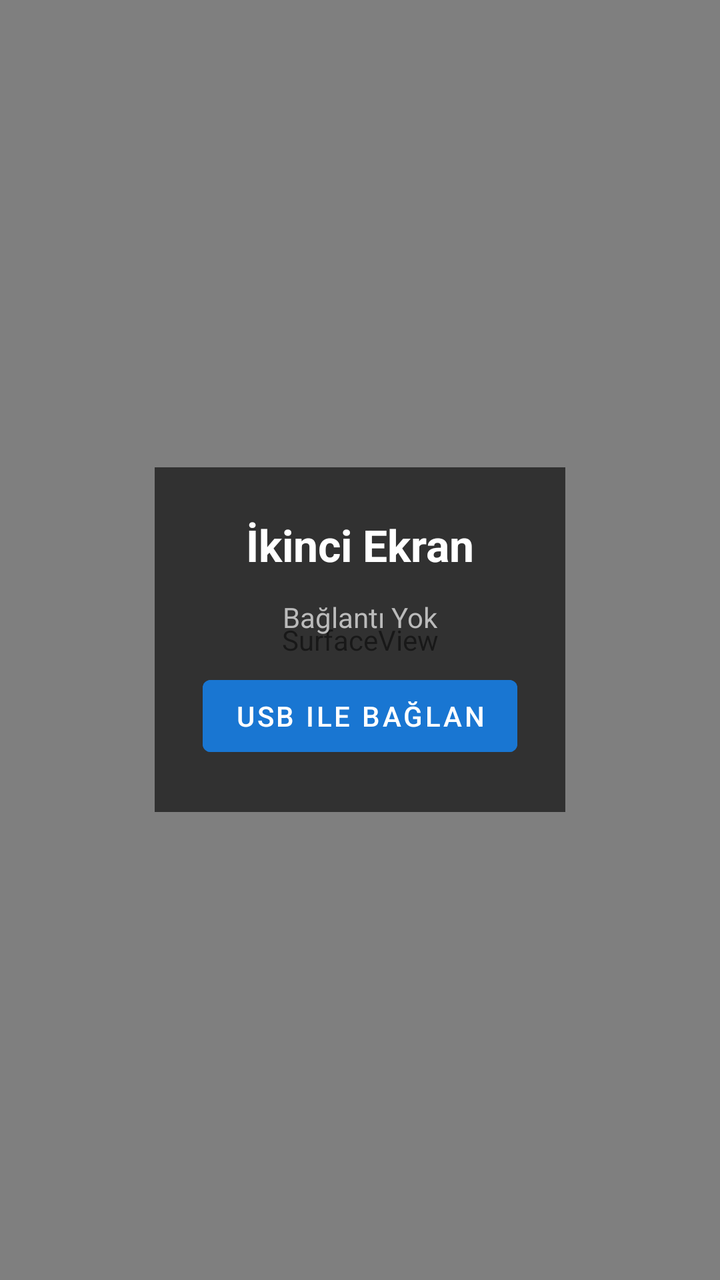
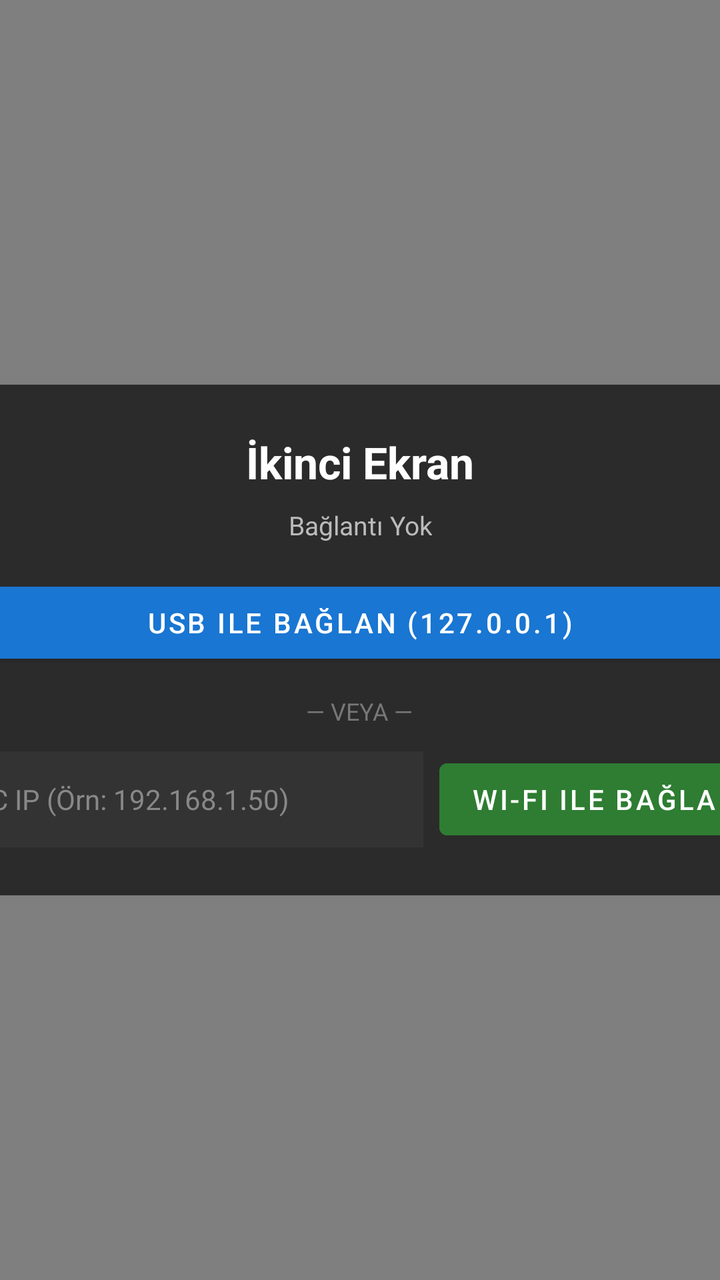

An Android layout rendered at two revisions. The XML below is the earlier revision; the diff shows what the commit changed to produce the second picture.
<!-- AndroidManifest.xml: application theme Theme.SecondScreenClient -->
<!-- res/layout/activity_main.xml -->
<?xml version="1.0" encoding="utf-8"?>
<FrameLayout xmlns:android="http://schemas.android.com/apk/res/android"
    android:layout_width="match_parent"
    android:layout_height="match_parent"
    android:background="@color/black">

    <SurfaceView
        android:id="@+id/videoSurface"
        android:layout_width="match_parent"
        android:layout_height="match_parent"
        android:layout_gravity="center" />

    
    <LinearLayout
        android:id="@+id/controlOverlay"
        android:layout_width="wrap_content"
        android:layout_height="wrap_content"
        android:layout_gravity="center"
        android:background="#CC1E1E1E"
        android:orientation="vertical"
        android:padding="24dp">

        <TextView
            android:id="@+id/txtTitle"
            android:layout_width="wrap_content"
            android:layout_height="wrap_content"
            android:layout_gravity="center_horizontal"
            android:text="@string/app_name"
            android:textColor="@color/white"
            android:textSize="22sp"
            android:textStyle="bold" />

        <TextView
            android:id="@+id/txtStatus"
            android:layout_width="wrap_content"
            android:layout_height="wrap_content"
            android:layout_gravity="center_horizontal"
            android:layout_marginTop="12dp"
            android:text="@string/status_disconnected"
            android:textColor="#BBBBBB"
            android:textSize="14sp" />

        <Button
            android:id="@+id/btnConnect"
            android:layout_width="wrap_content"
            android:layout_height="wrap_content"
            android:layout_gravity="center_horizontal"
            android:layout_marginTop="16dp"
            android:backgroundTint="@color/primary"
            android:text="@string/btn_connect_usb"
            android:textColor="@color/white" />

    </LinearLayout>

    
    <TextView
        android:id="@+id/txtBanner"
        android:layout_width="wrap_content"
        android:layout_height="wrap_content"
        android:layout_gravity="top|center_horizontal"
        android:layout_marginTop="8dp"
        android:background="#88000000"
        android:paddingStart="12dp"
        android:paddingTop="4dp"
        android:paddingEnd="12dp"
        android:paddingBottom="4dp"
        android:text=""
        android:textColor="@color/white"
        android:textSize="12sp"
        android:visibility="gone" />

    
    <LinearLayout
        android:id="@+id/hudOverlay"
        android:layout_width="wrap_content"
        android:layout_height="wrap_content"
        android:layout_gravity="top|end"
        android:layout_margin="12dp"
        android:background="#B0101010"
        android:elevation="6dp"
        android:orientation="vertical"
        android:paddingStart="12dp"
        android:paddingTop="8dp"
        android:paddingEnd="12dp"
        android:paddingBottom="8dp"
        android:visibility="gone">

        <TextView
            android:id="@+id/txtHudHeader"
            android:layout_width="wrap_content"
            android:layout_height="wrap_content"
            android:fontFamily="monospace"
            android:text="HUD [Gecikme &amp; FPS]"
            android:textColor="#AAAAAA"
            android:textSize="10sp"
            android:textStyle="bold" />

        <TextView
            android:id="@+id/txtHudFpsBitrate"
            android:layout_width="wrap_content"
            android:layout_height="wrap_content"
            android:layout_marginTop="2dp"
            android:fontFamily="monospace"
            android:text="FPS: -- | Bitrate: -- Mbps"
            android:textColor="#00E676"
            android:textSize="12sp"
            android:textStyle="bold" />

        <TextView
            android:id="@+id/txtHudEncode"
            android:layout_width="wrap_content"
            android:layout_height="wrap_content"
            android:fontFamily="monospace"
            android:text="Encode: -- ms (Cap: -- ms)"
            android:textColor="#FFFFFF"
            android:textSize="11sp" />

        <TextView
            android:id="@+id/txtHudNetwork"
            android:layout_width="wrap_content"
            android:layout_height="wrap_content"
            android:fontFamily="monospace"
            android:text="Ağ (RTT/2): -- ms"
            android:textColor="#29B6F6"
            android:textSize="11sp" />

        <TextView
            android:id="@+id/txtHudDecode"
            android:layout_width="wrap_content"
            android:layout_height="wrap_content"
            android:fontFamily="monospace"
            android:text="Decode: -- ms"
            android:textColor="#FFCA28"
            android:textSize="11sp" />

        <View
            android:layout_width="match_parent"
            android:layout_height="1dp"
            android:layout_marginTop="4dp"
            android:layout_marginBottom="4dp"
            android:background="#44FFFFFF" />

        <TextView
            android:id="@+id/txtHudTotal"
            android:layout_width="wrap_content"
            android:layout_height="wrap_content"
            android:fontFamily="monospace"
            android:text="Pipeline: -- ms"
            android:textColor="#FF80AB"
            android:textSize="12sp"
            android:textStyle="bold" />

    </LinearLayout>

</FrameLayout>
<!-- resources referenced by this layout -->
<resources>
  <color name="black">#FF000000</color>
  <color name="primary">#FF1976D2</color>
  <color name="white">#FFFFFFFF</color>
  <string name="app_name">İkinci Ekran</string>
  <string name="btn_connect_usb">USB ile Bağlan</string>
  <string name="status_disconnected">Bağlantı Yok</string>
  <style name="Theme.SecondScreenClient" parent="Theme.MaterialComponents.DayNight.NoActionBar">
          <item name="android:windowBackground">@color/surface_bg</item>
          <item name="android:statusBarColor">@color/black</item>
          <item name="android:navigationBarColor">@color/black</item>
      </style>
  <color name="surface_bg">#FF121212</color>
</resources>

<!-- the commit's change to res/layout/activity_main.xml (unified diff, before → after) -->
@@ -11,46 +11,147 @@
         android:layout_gravity="center" />
 
     
-    <LinearLayout
+    <ScrollView
         android:id="@+id/controlOverlay"
-        android:layout_width="wrap_content"
+        android:layout_width="460dp"
         android:layout_height="wrap_content"
         android:layout_gravity="center"
-        android:background="#CC1E1E1E"
-        android:orientation="vertical"
-        android:padding="24dp">
-
-        <TextView
-            android:id="@+id/txtTitle"
-            android:layout_width="wrap_content"
-            android:layout_height="wrap_content"
-            android:layout_gravity="center_horizontal"
-            android:text="@string/app_name"
-            android:textColor="@color/white"
-            android:textSize="22sp"
-            android:textStyle="bold" />
-
-        <TextView
-            android:id="@+id/txtStatus"
-            android:layout_width="wrap_content"
-            android:layout_height="wrap_content"
-            android:layout_gravity="center_horizontal"
-            android:layout_marginTop="12dp"
-            android:text="@string/status_disconnected"
-            android:textColor="#BBBBBB"
-            android:textSize="14sp" />
-
-        <Button
-            android:id="@+id/btnConnect"
-            android:layout_width="wrap_content"
-            android:layout_height="wrap_content"
-            android:layout_gravity="center_horizontal"
-            android:layout_marginTop="16dp"
-            android:backgroundTint="@color/primary"
-            android:text="@string/btn_connect_usb"
-            android:textColor="@color/white" />
-
-    </LinearLayout>
+        android:background="#DD1E1E1E"
+        android:fillViewport="true">
+
+        <LinearLayout
+            android:layout_width="match_parent"
+            android:layout_height="wrap_content"
+            android:orientation="vertical"
+            android:padding="24dp">
+
+            <TextView
+                android:id="@+id/txtTitle"
+                android:layout_width="wrap_content"
+                android:layout_height="wrap_content"
+                android:layout_gravity="center_horizontal"
+                android:text="@string/app_name"
+                android:textColor="@color/white"
+                android:textSize="22sp"
+                android:textStyle="bold" />
+
+            <TextView
+                android:id="@+id/txtStatus"
+                android:layout_width="wrap_content"
+                android:layout_height="wrap_content"
+                android:layout_gravity="center_horizontal"
+                android:layout_marginTop="8dp"
+                android:text="@string/status_disconnected"
+                android:textAlignment="center"
+                android:textColor="#BBBBBB"
+                android:textSize="13sp" />
+
+            
+            <TextView
+                android:id="@+id/txtWarning"
+                android:layout_width="match_parent"
+                android:layout_height="wrap_content"
+                android:layout_marginTop="10dp"
+                android:background="#44FF9800"
+                android:padding="10dp"
+                android:text=""
+                android:textColor="#FFCC80"
+                android:textSize="12sp"
+                android:textStyle="bold"
+                android:visibility="gone" />
+
+            
+            <Button
+                android:id="@+id/btnConnectUsb"
+                android:layout_width="match_parent"
+                android:layout_height="wrap_content"
+                android:layout_marginTop="16dp"
+                android:backgroundTint="@color/primary"
+                android:text="@string/btn_connect_usb"
+                android:textColor="@color/white" />
+
+            
+            <TextView
+                android:layout_width="wrap_content"
+                android:layout_height="wrap_content"
+                android:layout_gravity="center_horizontal"
+                android:layout_marginTop="12dp"
+                android:layout_marginBottom="12dp"
+                android:text="@string/header_or"
+                android:textColor="#777777"
+                android:textSize="12sp" />
+
+            
+            <LinearLayout
+                android:layout_width="match_parent"
+                android:layout_height="wrap_content"
+                android:orientation="horizontal">
+
+                <EditText
+                    android:id="@+id/inputIpAddress"
+                    android:layout_width="0dp"
+                    android:layout_height="48dp"
+                    android:layout_weight="1"
+                    android:background="#333333"
+                    android:digits="0123456789."
+                    android:hint="@string/hint_ip_address"
+                    android:inputType="number|numberDecimal"
+                    android:paddingStart="12dp"
+                    android:paddingEnd="12dp"
+                    android:textColor="@color/white"
+                    android:textColorHint="#888888"
+                    android:textSize="14sp" />
+
+                <Button
+                    android:id="@+id/btnConnectWifi"
+                    android:layout_width="wrap_content"
+                    android:layout_height="48dp"
+                    android:layout_marginStart="8dp"
+                    android:backgroundTint="#2E7D32"
+                    android:text="@string/btn_connect_wifi"
+                    android:textColor="@color/white" />
+
+            </LinearLayout>
+
+            
+            <LinearLayout
+                android:id="@+id/discoveredSection"
+                android:layout_width="match_parent"
+                android:layout_height="wrap_content"
+                android:layout_marginTop="16dp"
+                android:orientation="vertical"
+                android:visibility="gone">
+
+                <TextView
+                    android:layout_width="wrap_content"
+                    android:layout_height="wrap_content"
+                    android:text="@string/header_discovered_pcs"
+                    android:textColor="#00E676"
+                    android:textSize="12sp"
+                    android:textStyle="bold" />
+
+                <LinearLayout
+                    android:id="@+id/discoveredContainer"
+                    android:layout_width="match_parent"
+                    android:layout_height="wrap_content"
+                    android:layout_marginTop="6dp"
+                    android:orientation="vertical" />
+
+            </LinearLayout>
+
+            
+            <Button
+                android:id="@+id/btnCancel"
+                android:layout_width="match_parent"
+                android:layout_height="wrap_content"
+                android:layout_marginTop="12dp"
+                android:backgroundTint="#424242"
+                android:text="@string/btn_cancel"
+                android:textColor="@color/white"
+                android:visibility="gone" />
+
+        </LinearLayout>
+    </ScrollView>
 
     
     <TextView
<!-- resource entries referenced after the edit -->
@@ -4,7 +4,12 @@
   <color name="primary">#FF1976D2</color>
   <color name="white">#FFFFFFFF</color>
   <string name="app_name">İkinci Ekran</string>
-  <string name="btn_connect_usb">USB ile Bağlan</string>
+  <string name="btn_cancel">İptal</string>
+  <string name="btn_connect_usb">USB ile Bağlan (127.0.0.1)</string>
+  <string name="btn_connect_wifi">Wi-Fi ile Bağlan</string>
+  <string name="header_discovered_pcs">Ağda Keşfedilen Bilgisayarlar:</string>
+  <string name="header_or">— VEYA —</string>
+  <string name="hint_ip_address">PC IP (Örn: 192.168.1.50)</string>
   <string name="status_disconnected">Bağlantı Yok</string>
   <style name="Theme.SecondScreenClient" parent="Theme.MaterialComponents.DayNight.NoActionBar">
           <item name="android:windowBackground">@color/surface_bg</item>
